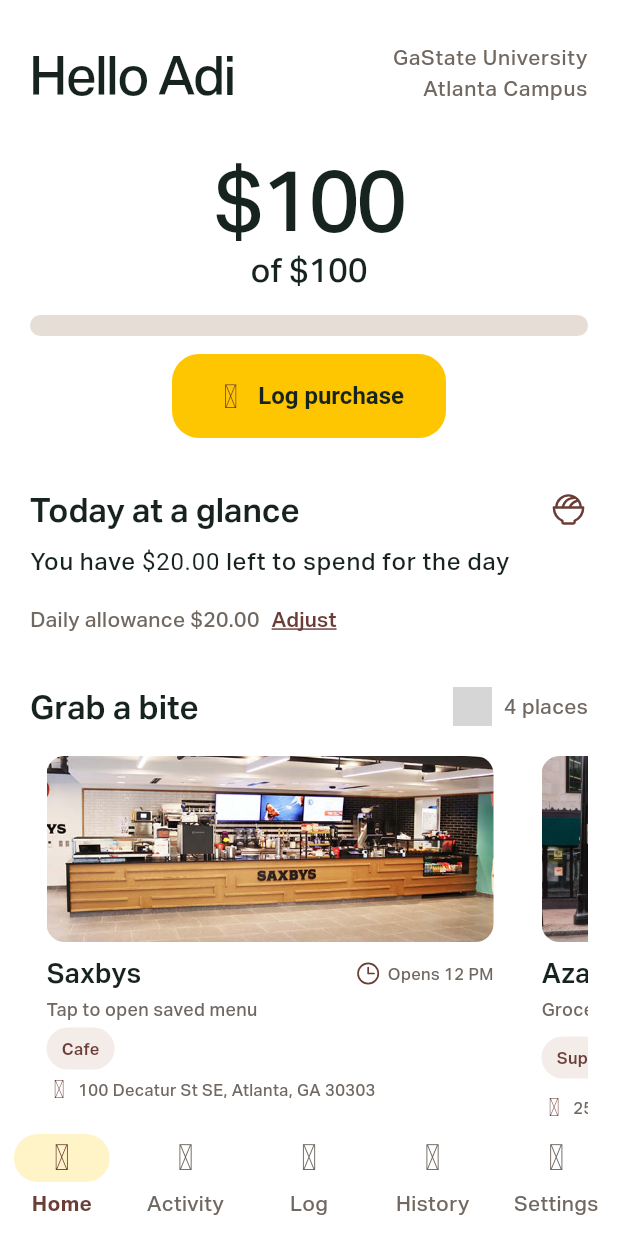
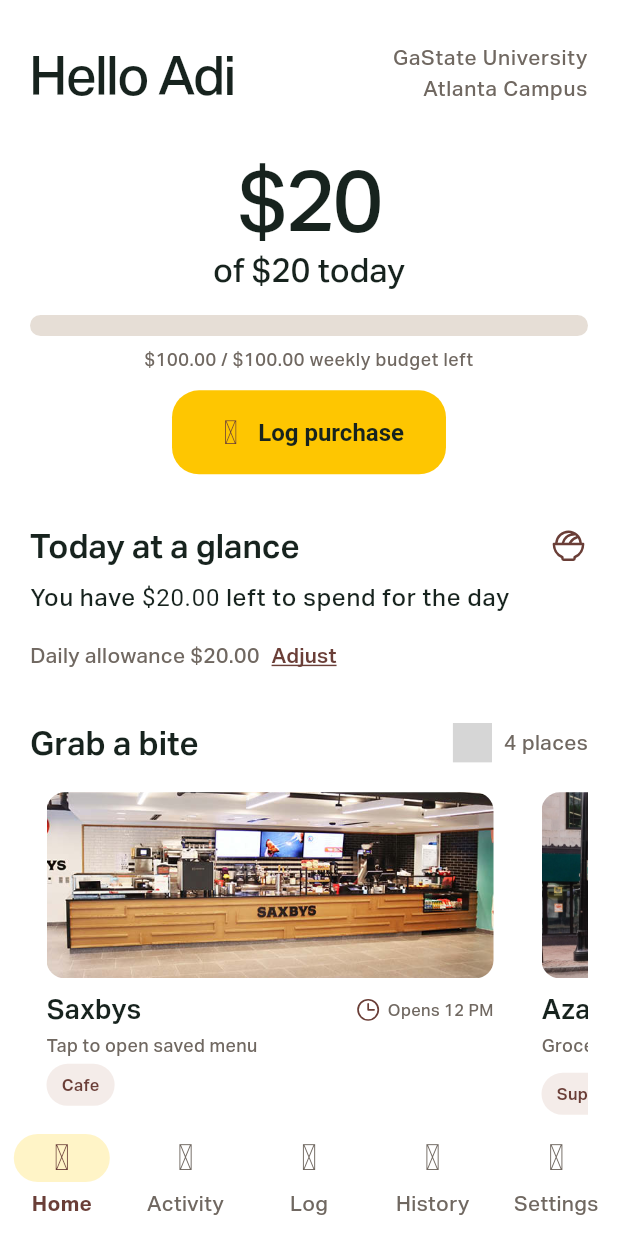
Before and after one commit to aditauqir/project-one-budgetBites, a Flutter app: the screen it shows after launch, on a phone screen of 412 x 824 dp. Run offline on Flutter 3.47's test engine with Material 3 defaults, Android fonts, the phone set to English and light mode, and no system bars; our stand-ins replace flutter_svg, shared_preferences, sqflite; accounts and stored records are empty; grey boxes are pictures that could not be loaded.

Commit message:
fix daily home balance and clean up budget input fields

```diff
--- a/lib/screens/home_screen.dart
+++ b/lib/screens/home_screen.dart
@@ -29,8 +29,9 @@ class HomeScreen extends StatelessWidget {
 
   @override
   Widget build(BuildContext context) {
-    final spent = controller.spentThisWeekCents;
-    final budget = controller.settings.weeklyBudgetCents;
+    // big amount is for today, weekly money stays under the bar.
+    final spent = controller.spentTodayCents;
+    final budget = controller.settings.dailyBudgetCents;
     final remaining = budget - spent;
     final ratio = budget <= 0 ? 0.0 : (spent / budget).clamp(0.0, 1.0);
     final places = controller.settings.favoritePlaces;
@@ -102,7 +103,7 @@ class HomeScreen extends StatelessWidget {
           ),
         ),
         Text(
-          'of ${_budgetDisplay(budget)}',
+          'of ${_budgetDisplay(budget)} today',
           textAlign: TextAlign.center,
           style: Theme.of(context).textTheme.titleLarge
               ?.copyWith(color: appInk, fontWeight: FontWeight.w400),
@@ -119,6 +120,17 @@ class HomeScreen extends StatelessWidget {
                 : spent >= budget * .8
                 ? appWarning
                 : _homePrimary,
+          ),
+        ),
+        Padding(
+          padding: EdgeInsets.only(
+            top: (MediaQuery.sizeOf(context).width * .02).clamp(6.0, 12.0),
+          ),
+          child: Text(
+            '${formatMoney(controller.remainingWeekCents)} / ${formatMoney(controller.settings.weeklyBudgetCents)} weekly budget left',
+            textAlign: TextAlign.center,
+            style: Theme.of(context).textTheme.bodySmall
+                ?.copyWith(color: appMuted),
           ),
         ),
         const SizedBox(height: 12),
```
Also changed, not shown: lib/screens/settings_screen.dart (+8 -2 lines).
